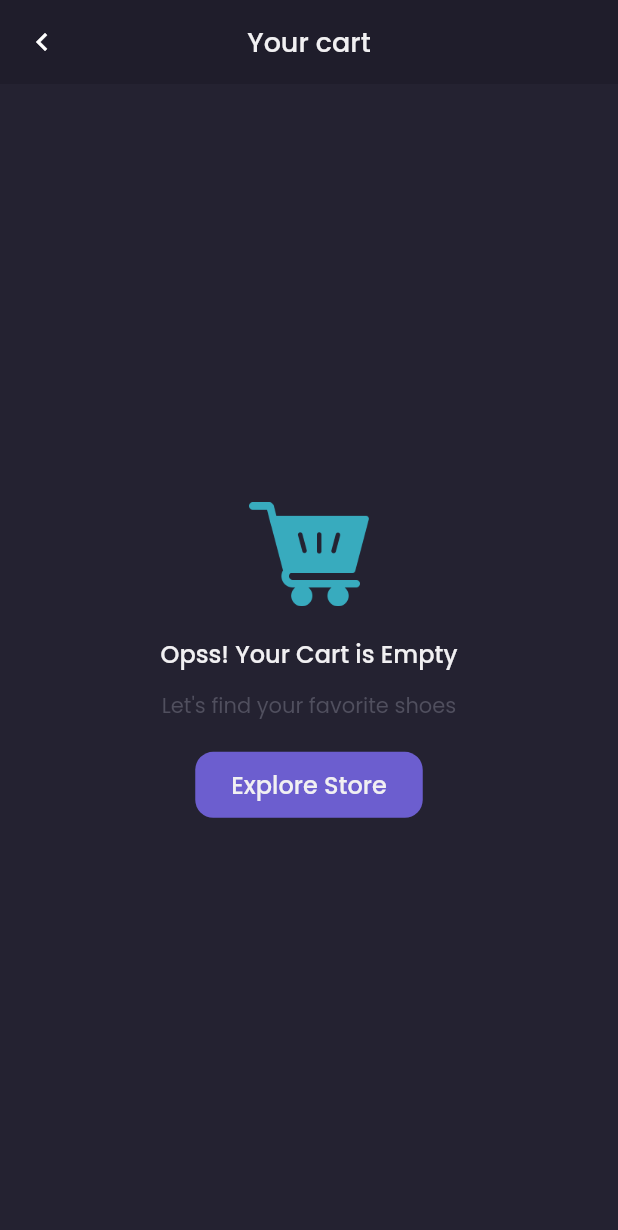
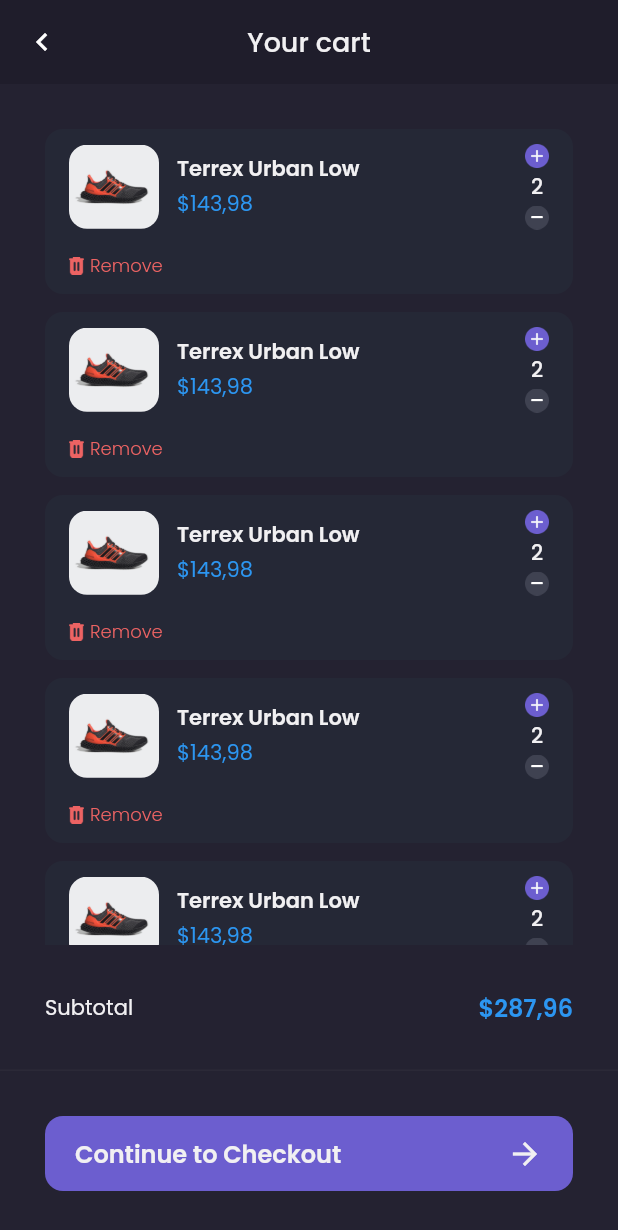
Before and after one commit to muhafs/flutter_yalla, a Flutter app: the CartPage screen opened by its route, on a phone screen of 412 x 824 dp. Shown: the top 1230 px of the screen. Run offline on Flutter 3.47's test engine with Material 2 defaults, Android fonts, the phone set to English and light mode, and no system bars; our stand-ins replace carousel_slider, google_fonts.

Commit message:
- features: add alert text style theme - features: modify page app bar component by making leading feature - features: finish slicing cart page - features: create cart tile component

```diff
--- /dev/null
+++ b/lib/components/cart/cart_tile.dart
@@ -0,0 +1,104 @@
+import 'package:flutter/material.dart';
+import 'package:yalla/theme.dart';
+
+class CartTile extends StatelessWidget {
+  const CartTile({
+    super.key,
+    required this.imagePath,
+    required this.title,
+    required this.price,
+    required this.quantity,
+  });
+
+  final String imagePath;
+  final String title;
+  final String price;
+  final String quantity;
+
+  @override
+  Widget build(BuildContext context) {
+    return Container(
+      margin: const EdgeInsets.only(bottom: 12),
+      padding: const EdgeInsets.symmetric(vertical: 10, horizontal: 16),
+      decoration: BoxDecoration(
+        color: kBackground4,
+        borderRadius: BorderRadius.circular(12),
+      ),
+      child: Column(
+        crossAxisAlignment: CrossAxisAlignment.start,
+        children: [
+          Container(
+            margin: const EdgeInsets.only(bottom: 15),
+            child: Row(
+              children: [
+                ClipRRect(
+                  borderRadius: BorderRadius.circular(12),
+                  child: Image.asset(
+                    imagePath,
+                    width: 60,
+                  ),
+                ),
+                const SizedBox(width: 12),
+                Expanded(
+                  child: Column(
+                    mainAxisAlignment: MainAxisAlignment.center,
+                    crossAxisAlignment: CrossAxisAlignment.start,
+                    children: [
+                      Text(
+                        title,
+                        style: kTextStylePrimary.copyWith(fontWeight: semibold),
+                        maxLines: 2,
+                        overflow: TextOverflow.ellipsis,
+                      ),
+                      const SizedBox(height: 2),
+                      Text(
+                        '\$$price',
+                        style: kTextStylePrice,
+                      ),
+                    ],
+                  ),
+                ),
+                Column(
+                  mainAxisAlignment: MainAxisAlignment.center,
+                  children: [
+                    GestureDetector(
+                      onTap: () {},
+                      child: Image.asset('assets/button_add.png', width: 16),
+                    ),
+                    Container(
+                      margin: const EdgeInsets.symmetric(vertical: 2),
+                      child: Text(
+                        quantity,
+                        style: kTextStylePrimary.copyWith(fontWeight: medium),
+                      ),
+                    ),
+                    GestureDetector(
+                      onTap: () {},
+                      child: Image.asset('assets/button_min.png', width: 16),
+                    ),
+                  ],
+                ),
+              ],
+            ),
+          ),
+          GestureDetector(
+            onTap: () {},
+            child: Row(
+              children: [
+                Image.asset('assets/icon_remove.png', width: 10),
+                const SizedBox(width: 4),
+                Text(
+                  'Remove',
+                  style: kTextStyleAlert.copyWith(
+                    fontSize: 12,
+                    fontWeight: light,
+                  ),
+                ),
+              ],
+            ),
+          ),
+        ],
+      ),
+    );
+  }
+}
--- a/lib/components/page_app_bar.dart
+++ b/lib/components/page_app_bar.dart
@@ -5,17 +5,18 @@ class PageAppBar extends StatelessWidget {
   const PageAppBar(
     this.title, {
     Key? key,
-    this.automaticallyImplyLeading = false,
+    this.leading,
   }) : super(key: key);
 
   final String title;
-  final bool automaticallyImplyLeading;
+  final GestureDetector? leading;
+
   @override
   Widget build(BuildContext context) {
     return AppBar(
       backgroundColor: kBackground1,
       centerTitle: true,
-      automaticallyImplyLeading: automaticallyImplyLeading,
+      leading: leading,
       elevation: 0,
       title: Text(
         title,
--- a/lib/pages/cart/cart_page.dart
+++ b/lib/pages/cart/cart_page.dart
@@ -1,4 +1,7 @@
 import 'package:flutter/material.dart';
+import 'package:yalla/components/cart/cart_tile.dart';
+import 'package:yalla/components/empty_page.dart';
+import 'package:yalla/components/page_app_bar.dart';
 import 'package:yalla/pages/navigation/main_page.dart';
 import 'package:yalla/theme.dart';
 
@@ -12,82 +15,143 @@ class CartPage extends StatefulWidget {
 }
 
 class _CartPageState extends State<CartPage> {
+  final EmptyPage emptyPage = const EmptyPage(
+    imagePath: 'assets/icon_empty_cart.png',
+    title: 'Opss! Your Cart is Empty',
+    subTitle: 'Let\'s find your favorite shoes',
+    buttonText: 'Explore Store',
+  );
+
   @override
   Widget build(BuildContext context) {
     return Scaffold(
-      appBar: pageHeader(),
-      body: pageContent(),
+      body: Column(
+        children: [
+          PageAppBar(
+            'Your cart',
+            leading: GestureDetector(
+              onTap: () => Navigator.pop(context),
+              child: const Icon(Icons.chevron_left),
+            ),
+          ),
+          pageContent(),
+          // emptyPage,
+          pageFooter(),
+        ],
+      ),
     );
   }
 
-  AppBar pageHeader() {
-    return AppBar(
-      backgroundColor: kBackground1,
-      centerTitle: true,
-      elevation: 0,
-      leading: IconButton(
-        icon: const Icon(Icons.chevron_left),
-        onPressed: () => Navigator.pop(context),
-      ),
-      title: Text(
-        'Your cart',
-        style: kTextStylePrimary.copyWith(
-          fontSize: 18,
-          fontWeight: medium,
+  Widget pageContent() {
+    return Expanded(
+      child: Container(
+        width: double.infinity,
+        color: kBackground3,
+        child: ListView(
+          padding: const EdgeInsets.all(kDefaultMargin),
+          children: const [
+            CartTile(
+              imagePath: 'assets/image_shoes.png',
+              title: 'Terrex Urban Low',
+              price: '143,98',
+              quantity: '2',
+            ),
+            CartTile(
+              imagePath: 'assets/image_shoes.png',
+              title: 'Terrex Urban Low',
+              price: '143,98',
+              quantity: '2',
+            ),
+            CartTile(
+              imagePath: 'assets/image_shoes.png',
+              title: 'Terrex Urban Low',
+              price: '143,98',
+              quantity: '2',
+            ),
+            CartTile(
+              imagePath: 'assets/image_shoes.png',
+              title: 'Terrex Urban Low',
+              price: '143,98',
+              quantity: '2',
+            ),
+            CartTile(
+              imagePath: 'assets/image_shoes.png',
+              title: 'Terrex Urban Low',
+              price: '143,98',
+              quantity: '2',
+            ),
+          ],
         ),
       ),
     );
   }
 
-  Widget pageContent() {
+  Widget pageFooter() {
     return Container(
+      height: 194,
       width: double.infinity,
+      padding: const EdgeInsets.symmetric(vertical: kDefaultMargin),
       color: kBackground3,
       child: Column(
-        mainAxisAlignment: MainAxisAlignment.center,
         children: [
-          Image.asset(
-            'assets/icon_empty_cart.png',
-            width: 80,
-          ),
-          const SizedBox(height: 20),
-          Text(
-            'Opss! Your Cart is Empty',
-            style: kTextStylePrimary.copyWith(
-              fontSize: 16,
-              fontWeight: medium,
+          Container(
+            margin: const EdgeInsets.only(
+              bottom: kDefaultMargin,
+              left: kDefaultMargin,
+              right: kDefaultMargin,
+            ),
+            child: Row(
+              mainAxisAlignment: MainAxisAlignment.spaceBetween,
+              children: [
+                Text(
+                  'Subtotal',
+                  style: kTextStylePrimary,
+                ),
+                Text(
+                  '\$287,96',
+                  style: kTextStylePrice.copyWith(
+                    fontSize: 16,
+                    fontWeight: semibold,
+                  ),
+                ),
+              ],
             ),
           ),
-          const SizedBox(height: 12),
-          Text(
-            'Let\'s find your favorite shoes',
-            style: kTextStyleSub,
+          Container(
+            margin: const EdgeInsets.only(bottom: kDefaultMargin),
+            child: const Divider(
+              height: 0,
+              color: kBackground2,
+              thickness: 1,
+            ),
           ),
-          const SizedBox(height: 20),
-          SizedBox(
-            height: 44,
-            child: TextButton(
-              onPressed: () => Navigator.pushNamedAndRemoveUntil(
-                context,
-                MainPage.id,
-                (route) => false,
+          GestureDetector(
+            onTap: () {},
+            child: Container(
+              margin: const EdgeInsets.symmetric(horizontal: kDefaultMargin),
+              padding: const EdgeInsets.symmetric(
+                vertical: 13,
+                horizontal: 20,
               ),
-              style: TextButton.styleFrom(
-                padding: const EdgeInsets.symmetric(
-                  vertical: 10,
-                  horizontal: 24,
-                ),
-                backgroundColor: kColorPrimary,
-                shape: RoundedRectangleBorder(
-                  borderRadius: BorderRadius.circular(12),
-                ),
+              decoration: BoxDecoration(
+                color: kColorPrimary,
+                borderRadius: BorderRadius.circular(12),
               ),
-              child: Text(
-                'Explore Store',
-                style: kTextStylePrimary.copyWith(
-                  fontSize: 16,
-                  fontWeight: medium,
-                ),
+              child: Row(
+                mainAxisAlignment: MainAxisAlignment.spaceBetween,
+                children: [
+                  Text(
+                    'Continue to Checkout',
+                    style: kTextStylePrimary.copyWith(
+                      fontSize: 16,
+                      fontWeight: semibold,
+                    ),
+                  ),
+                  const Icon(
+                    Icons.arrow_forward,
+                    color: kTextColorPrimary,
+                  ),
+                ],
               ),
             ),
           ),
--- a/lib/theme.dart
+++ b/lib/theme.dart
@@ -34,6 +34,7 @@ TextStyle kTextStyleSub = GoogleFonts.poppins(color: kTextColorSub);
 TextStyle kTextStylePrice = GoogleFonts.poppins(color: kColorPrice);
 TextStyle kTextStylePurple = GoogleFonts.poppins(color: kColorPrimary);
 TextStyle kTextStyleBlack = GoogleFonts.poppins(color: kColorBlack);
+TextStyle kTextStyleAlert = GoogleFonts.poppins(color: kColorAlert);
 
 // Font Weights
 const FontWeight light = FontWeight.w300;
```
